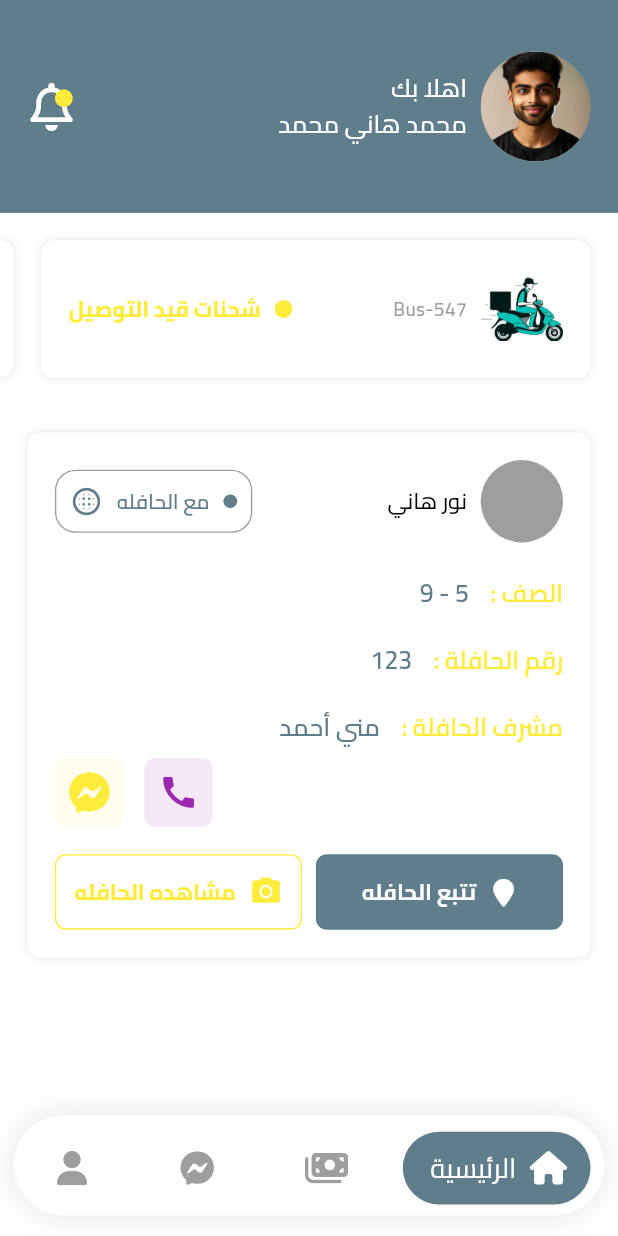
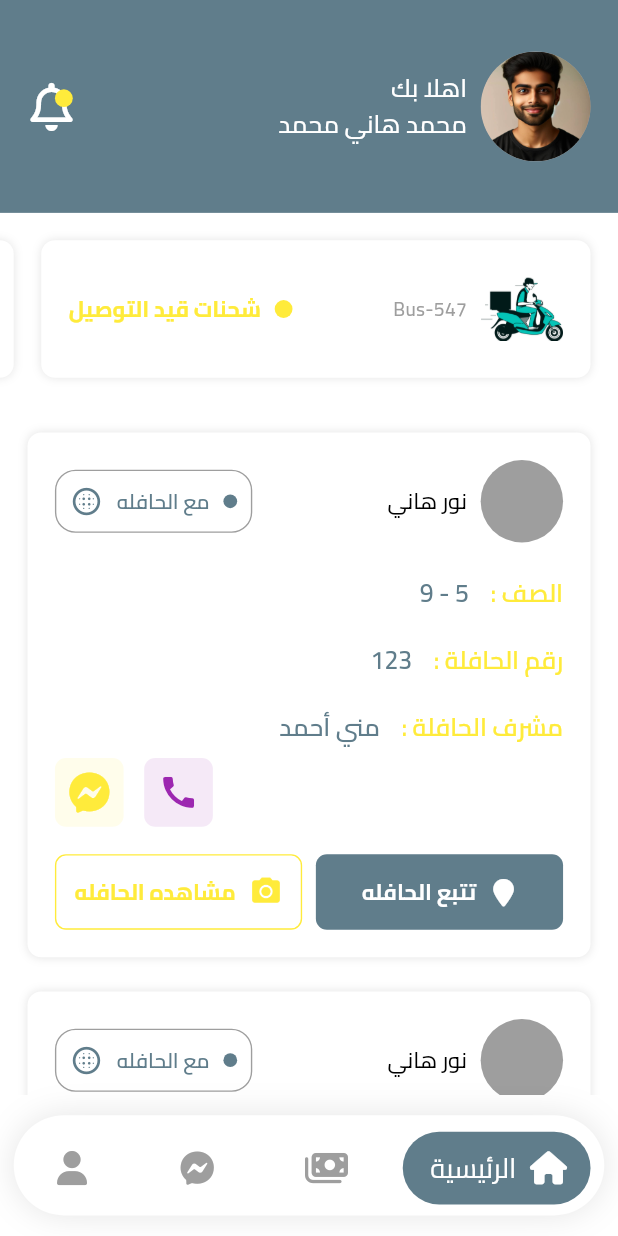
Before and after one commit to mostafaahmed11155/Pixel-Tech-Task, a Flutter app: the screen it shows after launch, on a phone screen of 412 x 824 dp. Run offline on Flutter 3.47's test engine with Material 3 defaults, Android fonts, the phone set to English and light mode, and no system bars; drawn by our look-alikes of google_nav_bar; our stand-ins replace font_awesome_flutter, responsive_framework; generated files the repository leaves out were written again.

Commit message:
second commit

```diff
--- a/lib/utils/colors.dart
+++ b/lib/utils/colors.dart
@@ -9,3 +9,4 @@ const yellow = Colors.yellow;
 const blueGrey = Colors.blueGrey;
 const grey = Colors.grey;
 const purple = Colors.purple;
+const red = Colors.red;
--- a/lib/view/home/home.dart
+++ b/lib/view/home/home.dart
@@ -20,6 +20,12 @@ class _HomeState extends State<Home> {
     const BusCard(),
     const BusCard(),
     const BusCard(),
+  ];
+
+  List<Widget> childCards = [
+    const ChildCard(withBus: true,),
+    const ChildCard(withBus: true,),
+    const ChildCard(withBus: false,),
   ];
 
 
@@ -103,7 +109,7 @@ class _HomeState extends State<Home> {
               ),
             ),
             const SizedBox(height: 20,),
-            const ChildCard()
+            ...childCards.map((childCard) => childCard)
           ],
         ),
       ),
--- a/lib/view/home/widgets/child_card.dart
+++ b/lib/view/home/widgets/child_card.dart
@@ -7,14 +7,15 @@ import '../../../utils/colors.dart';
 import '../../../utils/constants.dart';
 
 class ChildCard extends StatelessWidget {
-  const ChildCard({super.key});
+  final bool withBus;
+  const ChildCard({super.key, required this.withBus});
 
   @override
   Widget build(BuildContext context) {
     return Container(
       width: getSize(context).width,
       padding: const EdgeInsets.all(20),
-      margin: const EdgeInsetsDirectional.only(end: 20,bottom: 20,start: 20),
+      margin: const EdgeInsetsDirectional.only(end: 20,bottom: 25,start: 20),
       decoration: BoxDecoration(
         borderRadius: BorderRadius.circular(10),
         color: white,
@@ -59,16 +60,16 @@ class ChildCard extends StatelessWidget {
                       width: 10,
                       height: 10,
                       decoration: BoxDecoration(
-                          color: blueGrey,
+                          color: withBus? blueGrey : red,
                           borderRadius: BorderRadius.circular(100)
                       ),
                     ),
                     const SizedBox(width: 10,),
-                    const CustomTitle(
-                      text: "مع الحافله",
+                    CustomTitle(
+                      text: withBus? "مع الحافله" : "غائب",
                       fontSize: 15,
                       fontWeight: FontWeight.w600,
-                      color: blueGrey,
+                      color: withBus? blueGrey : red,
                     ),
                     const SizedBox(width: 10,),
                     const Icon(Icons.blur_circular_rounded,color: blueGrey,)
```
